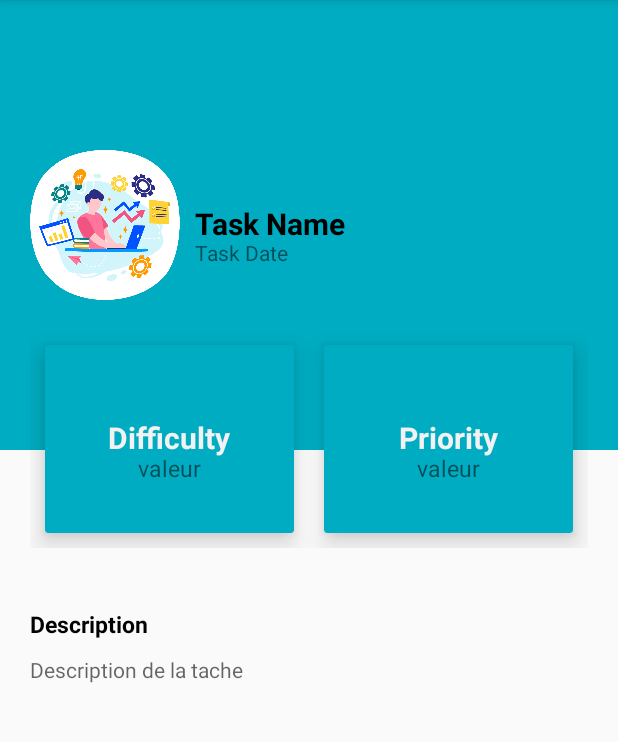
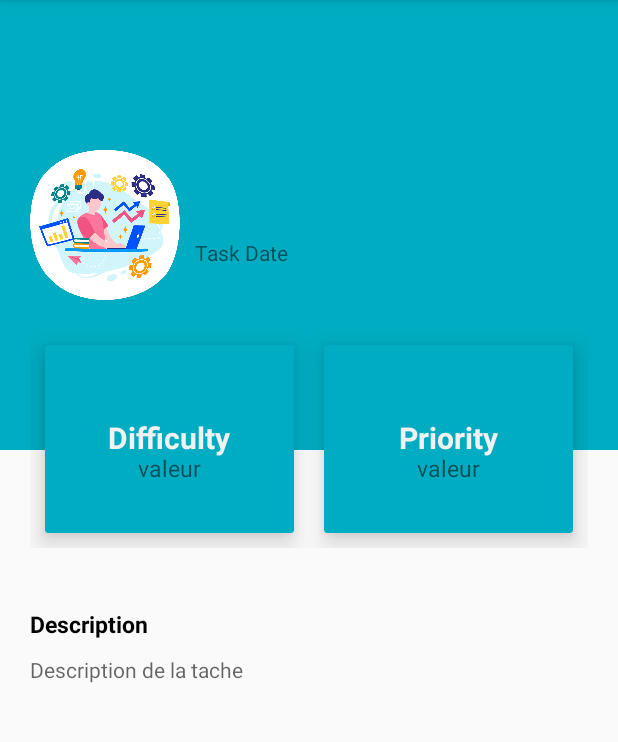
Before and after one commit to Kahina-75/Taskand, an Android app: the TaskDescriptorActivity screen opened directly, with no data from a screen before it, on a phone screen of 412 x 824 dp, the part 84-826 px from its top. Run offline under Robolectric (Android 15) with nearby library versions, the phone set to English and light mode, and no system bars.

Commit message:
Création de la classe SQLiteDataBase et Ajout d'un task

```diff
--- a/app/src/main/AndroidManifest.xml
+++ b/app/src/main/AndroidManifest.xml
@@ -9,8 +9,9 @@
         android:roundIcon="@mipmap/ic_launcher_round"
         android:supportsRtl="true"
         android:theme="@style/AppTheme">
-        <activity android:name=".TaskDescriptorActivity"></activity>
-        <activity android:name=".MainActivity"></activity>
+        <activity android:name=".ListTask"></activity>
+        <activity android:name=".TaskDescriptorActivity" />
+        <activity android:name=".MainActivity" />
         <activity android:name=".MakeTaskActivity">
             <intent-filter>
                 <action android:name="android.intent.action.MAIN" />
--- a/app/src/main/java/com/example/taskand/TaskDescriptorActivity.java
+++ b/app/src/main/java/com/example/taskand/TaskDescriptorActivity.java
@@ -2,13 +2,33 @@ package com.example.taskand;
 
 import androidx.appcompat.app.AppCompatActivity;
 
+import android.content.Intent;
 import android.os.Bundle;
+import android.widget.TextView;
+import android.widget.Toast;
 
 public class TaskDescriptorActivity extends AppCompatActivity {
 
+    TextView name,descrip;
     @Override
     protected void onCreate(Bundle savedInstanceState) {
         super.onCreate(savedInstanceState);
         setContentView(R.layout.activity_task_descriptor);
+        Intent intent = getIntent();
+        name = findViewById(R.id.taskName);
+        descrip = findViewById(R.id.descrip);
+        if (intent!=null){
+            Toast.makeText(TaskDescriptorActivity.this,"Data Inserted Successfully"+intent.getStringExtra("nom"),Toast.LENGTH_LONG).show();
+            String nom = "";
+            if (intent.hasExtra("nom")){ // vérifie qu'une valeur est associée à la clé “nom”
+                nom = intent.getStringExtra("nom"); // on récupère la valeur associée à la clé
+            }
+            String Description = "";
+            if (intent.hasExtra("description")){ // vérifie qu'une valeur est associée à la clé “nom”
+                Description = intent.getStringExtra("description"); // on récupère la valeur associée à la clé
+            }
+            name.setText(nom);
+            descrip.setText(Description);
+        }
     }
 }
```
Also changed, not shown: app/src/main/java/com/example/taskand/ListTask.java (added, +15 -0 lines), app/src/main/java/com/example/taskand/MakeTaskActivity.java (+25 -4 lines), app/src/main/java/com/example/taskand/SQLiteDataBase.java (added, +47 -0 lines), app/src/main/res/layout/activity_list_task.xml (added, +9 -0 lines).
